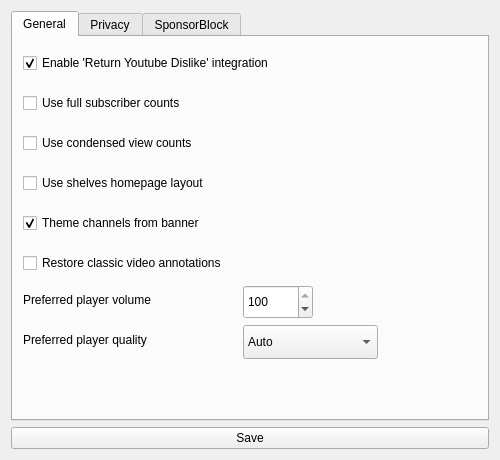
Above: src/ui/forms/settingsform.ui from BowDown097/QtTube before the change. Below: the same form after it.
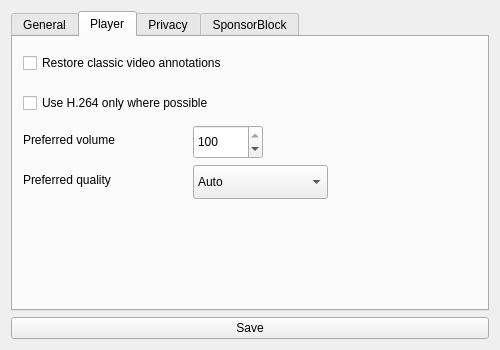
That is the form after the change. The open tabs and pages were chosen to show the change.

Commit message: Add h264ify integration and player settings page

```diff
--- a/src/ui/forms/settingsform.ui
+++ b/src/ui/forms/settingsform.ui
@@ -7,7 +7,7 @@
     <x>0</x>
     <y>0</y>
     <width>500</width>
-    <height>460</height>
+    <height>350</height>
    </rect>
   </property>
   <property name="windowTitle">
@@ -46,35 +46,6 @@
         <string>Use condensed view counts</string>
        </property>
       </widget>
-      <widget class="QLabel" name="preferredVolumeLabel">
-       <property name="geometry">
-        <rect>
-         <x>10</x>
-         <y>250</y>
-         <width>220</width>
-         <height>26</height>
-        </rect>
-       </property>
-       <property name="text">
-        <string>Preferred player volume</string>
-       </property>
-      </widget>
-      <widget class="QSpinBox" name="preferredVolume">
-       <property name="geometry">
-        <rect>
-         <x>230</x>
-         <y>248</y>
-         <width>70</width>
-         <height>34</height>
-        </rect>
-       </property>
-       <property name="maximum">
-        <number>100</number>
-       </property>
-       <property name="value">
-        <number>100</number>
-       </property>
-      </widget>
       <widget class="QCheckBox" name="homeShelves">
        <property name="geometry">
         <rect>
@@ -98,7 +69,7 @@
         </rect>
        </property>
        <property name="text">
-        <string>Enable 'Return Youtube Dislike' integration</string>
+        <string>Enable dislike counts</string>
        </property>
        <property name="checked">
         <bool>true</bool>
@@ -117,24 +88,87 @@
         <string>Use full subscriber counts</string>
        </property>
       </widget>
+      <widget class="QCheckBox" name="themedChannels">
+       <property name="geometry">
+        <rect>
+         <x>10</x>
+         <y>170</y>
+         <width>400</width>
+         <height>32</height>
+        </rect>
+       </property>
+       <property name="text">
+        <string>Theme channels from banner</string>
+       </property>
+       <property name="checked">
+        <bool>true</bool>
+       </property>
+      </widget>
+     </widget>
+     <widget class="QWidget" name="player">
+      <attribute name="title">
+       <string>Player</string>
+      </attribute>
+      <widget class="QCheckBox" name="restoreAnnotations">
+       <property name="geometry">
+        <rect>
+         <x>10</x>
+         <y>10</y>
+         <width>400</width>
+         <height>32</height>
+        </rect>
+       </property>
+       <property name="text">
+        <string>Restore classic video annotations</string>
+       </property>
+      </widget>
+      <widget class="QLabel" name="preferredVolumeLabel">
+       <property name="geometry">
+        <rect>
+         <x>10</x>
+         <y>90</y>
+         <width>170</width>
+         <height>26</height>
+        </rect>
+       </property>
+       <property name="text">
+        <string>Preferred volume</string>
+       </property>
+      </widget>
+      <widget class="QSpinBox" name="preferredVolume">
+       <property name="geometry">
+        <rect>
+         <x>180</x>
+         <y>88</y>
+         <width>70</width>
+         <height>34</height>
+        </rect>
+       </property>
+       <property name="maximum">
+        <number>100</number>
+       </property>
+       <property name="value">
+        <number>100</number>
+       </property>
+      </widget>
       <widget class="QLabel" name="preferredQualityLabel">
        <property name="geometry">
         <rect>
          <x>10</x>
-         <y>290</y>
-         <width>220</width>
+         <y>130</y>
+         <width>170</width>
          <height>26</height>
         </rect>
        </property>
        <property name="text">
-        <string>Preferred player quality</string>
+        <string>Preferred quality</string>
        </property>
       </widget>
       <widget class="QComboBox" name="preferredQuality">
        <property name="geometry">
         <rect>
-         <x>230</x>
-         <y>288</y>
+         <x>180</x>
+         <y>128</y>
          <width>135</width>
          <height>34</height>
         </rect>
@@ -190,33 +224,17 @@
         </property>
        </item>
       </widget>
-      <widget class="QCheckBox" name="themedChannels">
+      <widget class="QCheckBox" name="h264Only">
        <property name="geometry">
         <rect>
          <x>10</x>
-         <y>170</y>
+         <y>50</y>
          <width>400</width>
          <height>32</height>
         </rect>
        </property>
        <property name="text">
-        <string>Theme channels from banner</string>
-       </property>
-       <property name="checked">
-        <bool>true</bool>
-       </property>
-      </widget>
-      <widget class="QCheckBox" name="restoreAnnotations">
-       <property name="geometry">
-        <rect>
-         <x>10</x>
-         <y>210</y>
-         <width>400</width>
-         <height>32</height>
-        </rect>
-       </property>
-       <property name="text">
-        <string>Restore classic video annotations</string>
+        <string>Use H.264 only where possible</string>
        </property>
       </widget>
      </widget>
```
The commit also changes 8 other files.
